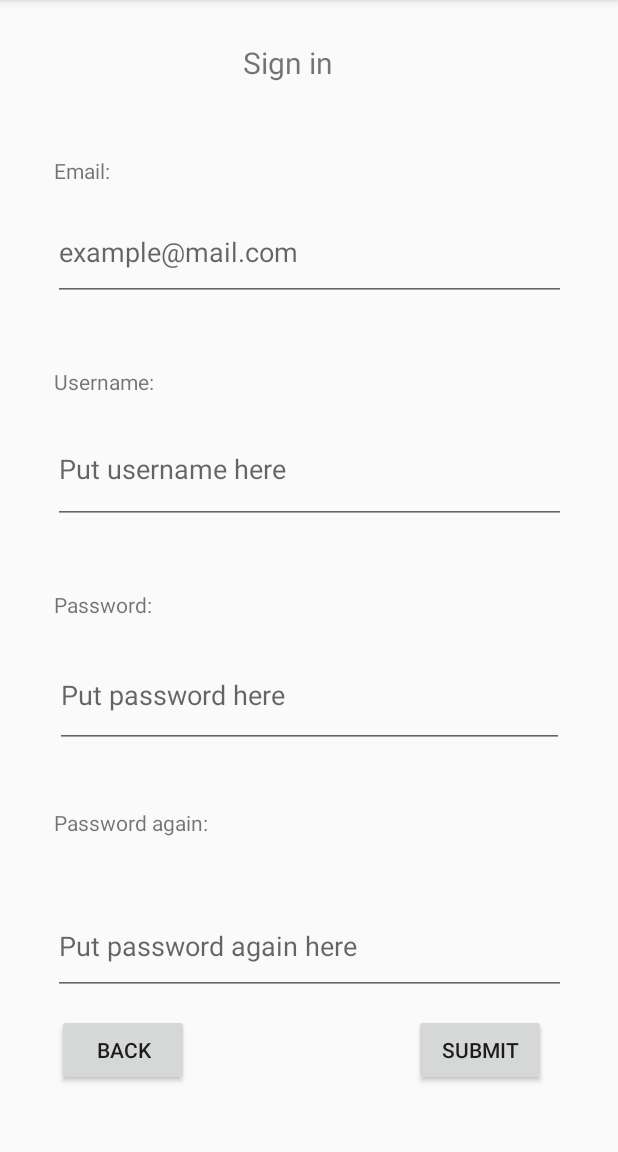
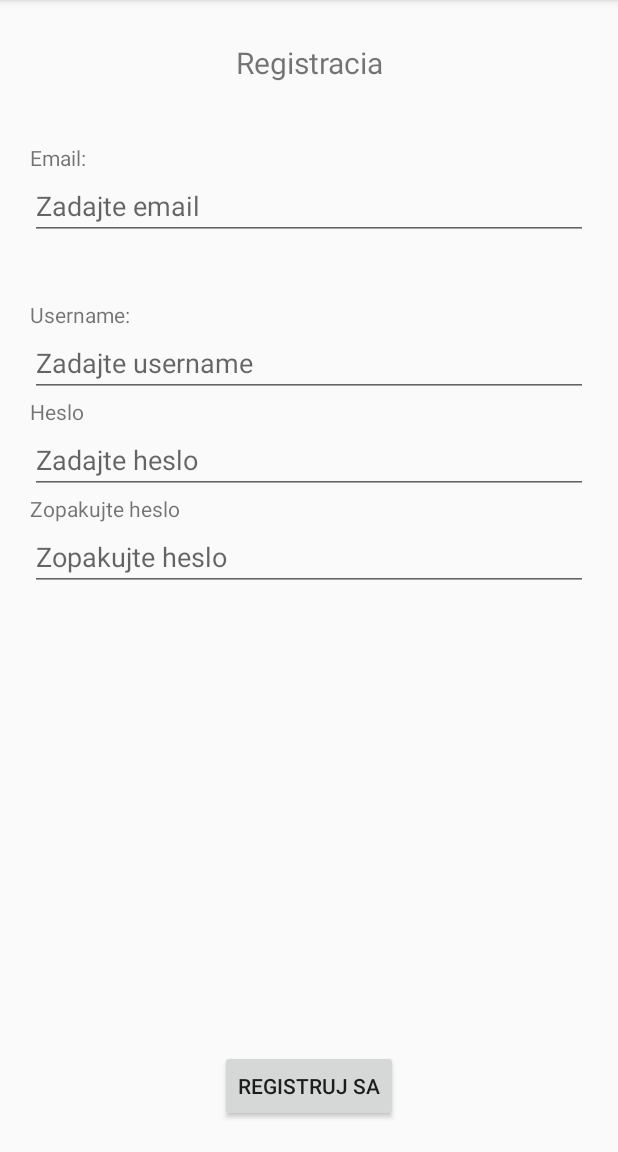
Before and after one commit to David-Baranec/mobv, an Android app: the SignUpFragment screen opened through its navigation route, on a phone screen of 412 x 824 dp, the part 84-1236 px from its top. Run offline under Robolectric (Android 15) with nearby library versions, the phone set to English and light mode, and no system bars; our stand-ins replace data binding, navigation-ui.

Commit message:
feat: 5.1 do not know if working

```diff
--- a/app/build.gradle.kts
+++ b/app/build.gradle.kts
@@ -33,6 +33,9 @@ android {
     kotlinOptions {
         jvmTarget = "1.8"
     }
+    buildFeatures {
+        dataBinding = true
+    }
 }
 
 dependencies {
--- a/app/src/main/java/com/example/cvicenie2/fragments/IntroFragment.kt
+++ b/app/src/main/java/com/example/cvicenie2/fragments/IntroFragment.kt
@@ -6,21 +6,32 @@ import android.widget.Button
 import androidx.fragment.app.Fragment
 import androidx.navigation.findNavController
 import com.example.cvicenie2.R
+import com.example.cvicenie2.databinding.FragmentIntroBinding
 
 class IntroFragment : Fragment(R.layout.fragment_intro) {
+    private var binding: FragmentIntroBinding? = null
 
     override fun onViewCreated(view: View, savedInstanceState: Bundle?) {
         super.onViewCreated(view, savedInstanceState)
-        view.findViewById<Button>(R.id.log_in_button).apply {
-            setOnClickListener{
-                it.findNavController().navigate(R.id.action_intro_login)
+
+        binding = FragmentIntroBinding.bind(view).apply {
+            lifecycleOwner = viewLifecycleOwner
+        }.also { bnd ->
+            bnd.login.apply {
+                setOnClickListener {
+                    it.findNavController().navigate(R.id.action_intro_login)
+                }
             }
-        }
-
-        view.findViewById<Button>(R.id.sign_in_button).apply {
-            setOnClickListener{
-                it.findNavController().navigate(R.id.action_intro_signup)
+            bnd.signup.apply {
+                setOnClickListener {
+                    it.findNavController().navigate(R.id.action_intro_signup)
+                }
             }
         }
     }
+
+    override fun onDestroyView() {
+        binding = null
+        super.onDestroyView()
+    }
 }
--- a/app/src/main/java/com/example/cvicenie2/fragments/SignUpFragment.kt
+++ b/app/src/main/java/com/example/cvicenie2/fragments/SignUpFragment.kt
@@ -11,43 +11,51 @@ import androidx.lifecycle.ViewModelProvider
 import androidx.navigation.findNavController
 import com.example.cvicenie2.R
 import com.example.cvicenie2.data.api.DataRepository
+import com.example.cvicenie2.databinding.FragmentSignupBinding
 import com.example.cvicenie2.viewmodels.AuthViewModel
 import com.google.android.material.snackbar.Snackbar
 
-
 class SignUpFragment : Fragment(R.layout.fragment_signup) {
     private lateinit var viewModel: AuthViewModel
+    private var binding: FragmentSignupBinding? = null
 
-    override fun onViewCreated(view: View, savedInstanceState: Bundle?) {
-        super.onViewCreated(view, savedInstanceState)
+    override fun onCreate(savedInstanceState: Bundle?) {
+        super.onCreate(savedInstanceState)
 
         viewModel = ViewModelProvider(requireActivity(), object : ViewModelProvider.Factory {
             override fun <T : ViewModel> create(modelClass: Class<T>): T {
                 return AuthViewModel(DataRepository.getInstance()) as T
             }
         })[AuthViewModel::class.java]
+    }
 
+    override fun onViewCreated(view: View, savedInstanceState: Bundle?) {
+        super.onViewCreated(view, savedInstanceState)
+
+        binding = FragmentSignupBinding.bind(view).apply {
+            lifecycleOwner = viewLifecycleOwner
+        }.also { bnd ->
             viewModel.registrationResult.observe(viewLifecycleOwner) {
                 if (it.isEmpty()) {
                     requireView().findNavController().navigate(R.id.action_signup_feed)
                 } else {
                     Snackbar.make(
-                    view.findViewById(R.id.submit_button),
+                        bnd.submitButton,
                         it,
                         Snackbar.LENGTH_SHORT
                     ).show()
                 }
             }
 
-        view.findViewById<TextView>(R.id.submit_button).apply {
+            bnd.submitButton.apply {
                 setOnClickListener {
                     viewModel.registerUser(
-                    view.findViewById<EditText>(R.id.username_edit_text).text.toString(),
-                    view.findViewById<EditText>(R.id.email_edit_text).text.toString(),
-                    view.findViewById<EditText>(R.id.password_edit_text).text.toString()
+                        bnd.editTextUsername.text.toString(),
+                        bnd.editTextEmail.text.toString(),
+                        bnd.editTextPassword.text.toString()
                     )
                 }
             }
         }
-
     }
+}
--- a/app/src/main/res/layout/fragment_signup.xml
+++ b/app/src/main/res/layout/fragment_signup.xml
@@ -1,124 +1,109 @@
-<androidx.constraintlayout.widget.ConstraintLayout xmlns:android="http://schemas.android.com/apk/res/android"
-    xmlns:app="http://schemas.android.com/apk/res-auto"
-    xmlns:tools="http://schemas.android.com/tools"
+<?xml version="1.0" encoding="utf-8"?>
+<layout xmlns:android="http://schemas.android.com/apk/res/android"
+    xmlns:app="http://schemas.android.com/apk/res-auto">
+
+    <data>
+
+    </data>
+
+    <androidx.constraintlayout.widget.ConstraintLayout
         android:layout_width="match_parent"
         android:layout_height="match_parent"
-    tools:layout_editor_absoluteX="0dp"
-    tools:layout_editor_absoluteY="52dp">
+        android:layout_margin="20dp">
 
         <TextView
-        android:id="@+id/header_label"
-        android:layout_width="376dp"
-        android:layout_height="34dp"
-        android:layout_marginStart="4dp"
-        android:layout_marginTop="28dp"
-        android:text="Sign in"
+            android:id="@+id/header_title"
+            android:layout_width="match_parent"
+            android:layout_height="wrap_content"
+            android:layout_marginStart="8dp"
+            android:layout_marginTop="8dp"
+            android:layout_marginEnd="8dp"
             android:textAlignment="center"
             android:textSize="20sp"
+            android:text="@string/title_signup"
+            app:layout_constraintEnd_toEndOf="parent"
             app:layout_constraintStart_toStartOf="parent"
             app:layout_constraintTop_toTopOf="parent" />
 
         <TextView
-        android:id="@+id/email_label"
+            android:id="@+id/label_email"
             android:layout_width="wrap_content"
             android:layout_height="wrap_content"
-        android:layout_marginStart="36dp"
-        android:layout_marginTop="104dp"
-        android:text="Email:"
+            android:layout_marginTop="40dp"
+            android:text="@string/email"
             app:layout_constraintStart_toStartOf="parent"
-        app:layout_constraintTop_toTopOf="parent" />
+            app:layout_constraintTop_toBottomOf="@id/header_title" />
 
         <EditText
-        android:id="@+id/email_edit_text"
-        android:layout_width="342dp"
-        android:layout_height="65dp"
-        android:layout_marginTop="12dp"
-        android:hint="example@mail.com"
-        app:layout_constraintEnd_toEndOf="parent"
+            android:id="@+id/edit_text_email"
+            android:layout_width="0dp"
+            android:layout_height="wrap_content"
+            android:hint="@string/zadajte_email"
+            app:layout_constraintTop_toBottomOf="@+id/label_email"
             app:layout_constraintStart_toStartOf="parent"
-        app:layout_constraintTop_toBottomOf="@+id/email_label" />
+            app:layout_constraintEnd_toEndOf="parent" />
 
         <TextView
-        android:id="@+id/username_label"
+            android:id="@+id/label_username"
             android:layout_width="wrap_content"
             android:layout_height="wrap_content"
-        android:layout_marginStart="36dp"
-        android:layout_marginTop="44dp"
-        android:text="Username:"
+            android:layout_marginTop="40dp"
+            android:text="@string/username"
             app:layout_constraintStart_toStartOf="parent"
-        app:layout_constraintTop_toBottomOf="@+id/email_edit_text" />
+            app:layout_constraintTop_toBottomOf="@id/edit_text_email" />
 
         <EditText
-        android:id="@+id/username_edit_text"
-        android:layout_width="342dp"
-        android:layout_height="73dp"
-        android:layout_marginTop="12dp"
-        android:hint="Put username here"
-        app:layout_constraintEnd_toEndOf="parent"
+            android:id="@+id/edit_text_username"
+            android:layout_width="0dp"
+            android:layout_height="wrap_content"
+            android:hint="@string/zadajte_username"
+            app:layout_constraintTop_toBottomOf="@+id/label_username"
             app:layout_constraintStart_toStartOf="parent"
-        app:layout_constraintTop_toBottomOf="@+id/username_label" />
+            app:layout_constraintEnd_toEndOf="parent" />
 
         <TextView
-        android:id="@+id/password_label"
+            android:id="@+id/label_password"
             android:layout_width="wrap_content"
             android:layout_height="wrap_content"
-        android:layout_marginStart="36dp"
-        android:layout_marginTop="44dp"
-        android:text="Password:"
+            android:text="@string/heslo"
             app:layout_constraintStart_toStartOf="parent"
-        app:layout_constraintTop_toBottomOf="@+id/username_edit_text" />
+            app:layout_constraintTop_toBottomOf="@+id/edit_text_username" />
 
         <EditText
-        android:id="@+id/password_edit_text"
-        android:layout_width="339dp"
-        android:layout_height="70dp"
-        android:layout_marginTop="16dp"
-        android:hint="Put password here"
-        app:layout_constraintEnd_toEndOf="parent"
+            android:id="@+id/edit_text_password"
+            android:layout_width="0dp"
+            android:layout_height="wrap_content"
+            android:hint="@string/zadajte_heslo"
+            app:layout_constraintTop_toBottomOf="@+id/label_password"
             app:layout_constraintStart_toStartOf="parent"
-        app:layout_constraintTop_toBottomOf="@+id/password_label" />
+            app:layout_constraintEnd_toEndOf="parent" />
 
         <TextView
-        android:id="@+id/password_again_label"
+            android:id="@+id/label_password_repeat"
             android:layout_width="wrap_content"
             android:layout_height="wrap_content"
-        android:layout_marginStart="36dp"
-        android:layout_marginTop="40dp"
-        android:text="Password again:"
+            android:text="@string/zopakujte_heslo"
             app:layout_constraintStart_toStartOf="parent"
-        app:layout_constraintTop_toBottomOf="@+id/password_edit_text" />
+            app:layout_constraintTop_toBottomOf="@+id/edit_text_password" />
 
         <EditText
-        android:id="@+id/password_again_edit_text"
-        android:layout_width="342dp"
-        android:layout_height="65dp"
-        android:layout_marginTop="40dp"
-        android:hint="Put password again here"
-        app:layout_constraintEnd_toEndOf="parent"
+            android:id="@+id/edit_text_password_repeat"
+            android:layout_width="0dp"
+            android:layout_height="wrap_content"
+            android:hint="@string/zopakujte_heslo"
+            app:layout_constraintTop_toBottomOf="@+id/label_password_repeat"
             app:layout_constraintStart_toStartOf="parent"
-        app:layout_constraintTop_toBottomOf="@+id/password_again_label" />
-
+            app:layout_constraintEnd_toEndOf="parent" />
 
         <Button
             android:id="@+id/submit_button"
             android:layout_width="wrap_content"
             android:layout_height="wrap_content"
-        android:layout_marginEnd="48dp"
-        android:layout_marginBottom="44dp"
-        android:onClick="@{()->model.registerUser()}"
-        android:text="Submit"
+            android:text="@string/registruj_sa"
+            app:layout_constraintStart_toStartOf="parent"
             app:layout_constraintBottom_toBottomOf="parent"
             app:layout_constraintEnd_toEndOf="parent" />
 
-    <Button
-        android:id="@+id/backButton"
-        android:layout_width="wrap_content"
-        android:layout_height="wrap_content"
-        android:layout_marginBottom="44dp"
-        android:text="Back"
-        app:layout_constraintBottom_toBottomOf="parent"
-        app:layout_constraintEnd_toEndOf="parent"
-        app:layout_constraintHorizontal_bias="0.118"
-        app:layout_constraintStart_toStartOf="parent" />
 
     </androidx.constraintlayout.widget.ConstraintLayout>
+</layout>
--- a/app/src/main/res/values/strings.xml
+++ b/app/src/main/res/values/strings.xml
@@ -7,4 +7,13 @@
     <string name="feed" translatable="false">Feed</string>
     <string name="profile" translatable="false">Profile</string>
     <string name="mapbox_access_token" translatable="false">pk.eyJ1IjoieGJhcmFuZWNkIiwiYSI6ImNsbm13MWozejAwOTAydnBmZnZrcWl2eTMifQ.EJhgjDiQTbbtYbPLYw_5BQ</string>
+    <string name="email">Email:</string>
+    <string name="zadajte_email">Zadajte email</string>
+    <string name="username">Username:</string>
+    <string name="zadajte_username">Zadajte username</string>
+    <string name="heslo">Heslo</string>
+    <string name="zadajte_heslo">Zadajte heslo</string>
+    <string name="zopakujte_heslo">Zopakujte heslo</string>
+    <string name="registruj_sa">Registruj sa</string>
+    <string name="prihlasit_sa">Prihlasit sa</string>
 </resources>
```
Also changed, not shown: app/src/main/java/com/example/cvicenie2/fragments/FeedFragment.kt (+20 -7 lines), app/src/main/java/com/example/cvicenie2/fragments/LogInFragment.kt (+22 -8 lines), app/src/main/java/com/example/cvicenie2/fragments/MapFragment.kt (+9 -5 lines), app/src/main/java/com/example/cvicenie2/fragments/ProfileFragment.kt (+43 -3 lines), app/src/main/res/layout/fragment_feed.xml (+19 -25 lines), app/src/main/res/layout/fragment_intro.xml (+19 -15 lines), app/src/main/res/layout/fragment_login.xml (+107 -15 lines), app/src/main/res/layout/fragment_map.xml (+74 -10 lines), app/src/main/res/layout/fragment_profile.xml (+66 -13 lines). Lines whose indentation alone changed are shown as unchanged.
